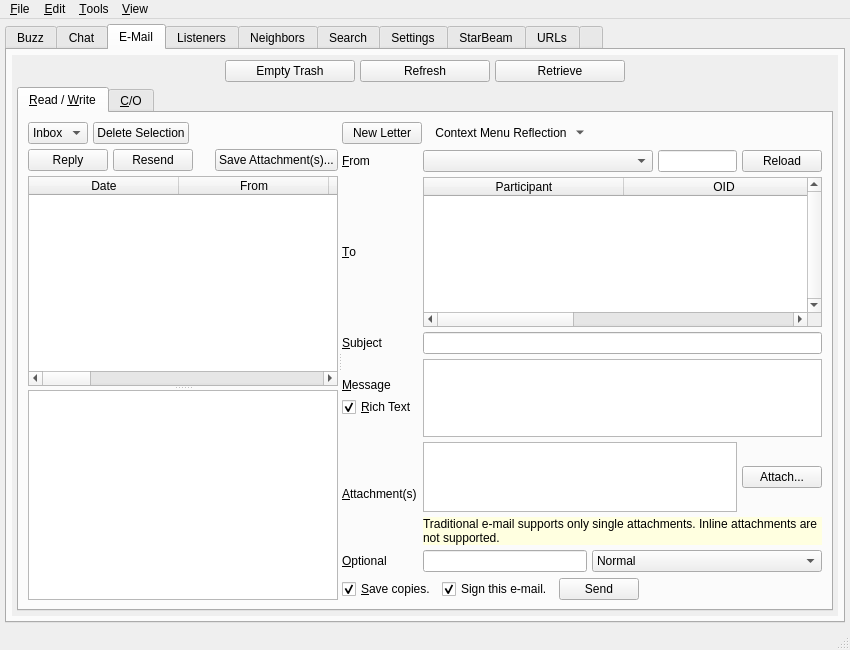
This is branches/trunk/UI/spot-on-controlcenter.ui in textbrowser/spot-on as Qt 5 draws it before an edit. The edited form follows.
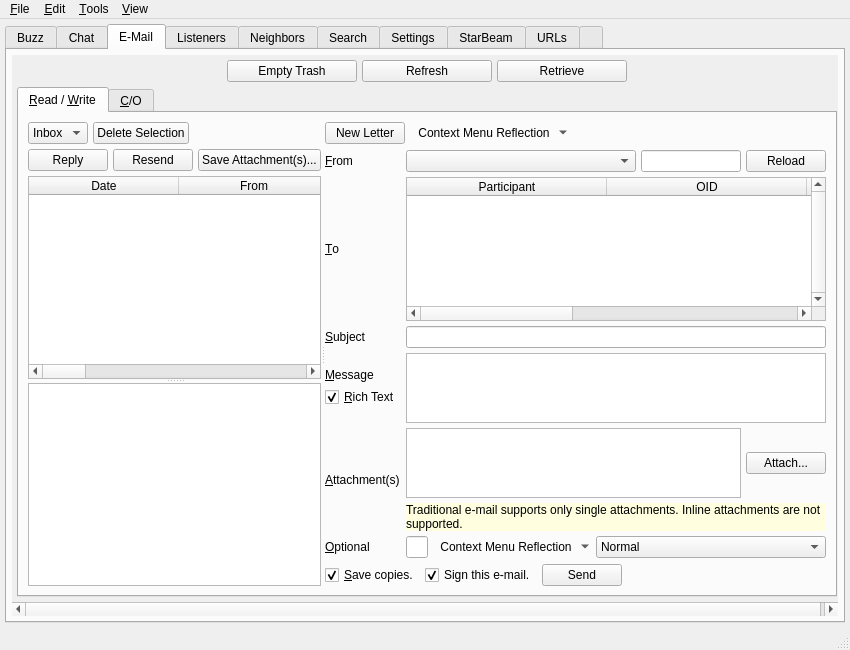
This is the edited form. The open tabs and pages were chosen to show the change. Icons and pictures are not drawn. Custom widgets are drawn as their Qt base class.

Commit message: New menu item containing streams.

Diff of the .ui file:
```diff
--- a/branches/trunk/UI/spot-on-controlcenter.ui
+++ b/branches/trunk/UI/spot-on-controlcenter.ui
@@ -929,8 +929,8 @@
             <rect>
              <x>0</x>
              <y>0</y>
-             <width>813</width>
-             <height>565</height>
+             <width>826</width>
+             <height>566</height>
             </rect>
            </property>
            <layout class="QVBoxLayout" name="verticalLayout_55">
@@ -1519,6 +1519,26 @@
                           </property>
                          </widget>
                         </item>
+                        <item>
+                         <widget class="QToolButton" name="emailSecrets">
+                          <property name="toolTip">
+                           <string>Secret Streams</string>
+                          </property>
+                          <property name="text">
+                           <string>Context Menu Reflection</string>
+                          </property>
+                          <property name="icon">
+                           <iconset resource="../Icons/icons.qrc">
+                            <normaloff>:/generic/menu.png</normaloff>:/generic/menu.png</iconset>
+                          </property>
+                          <property name="popupMode">
+                           <enum>QToolButton::MenuButtonPopup</enum>
+                          </property>
+                          <property name="autoRaise">
+                           <bool>true</bool>
+                          </property>
+                         </widget>
+                        </item>
                         <item>
                          <widget class="QComboBox" name="email_fs_gb">
                           <property name="currentIndex">
```
Left out of the diff: 37 changed lines with no effect on the pictures. The commit also changes 9 other files.
